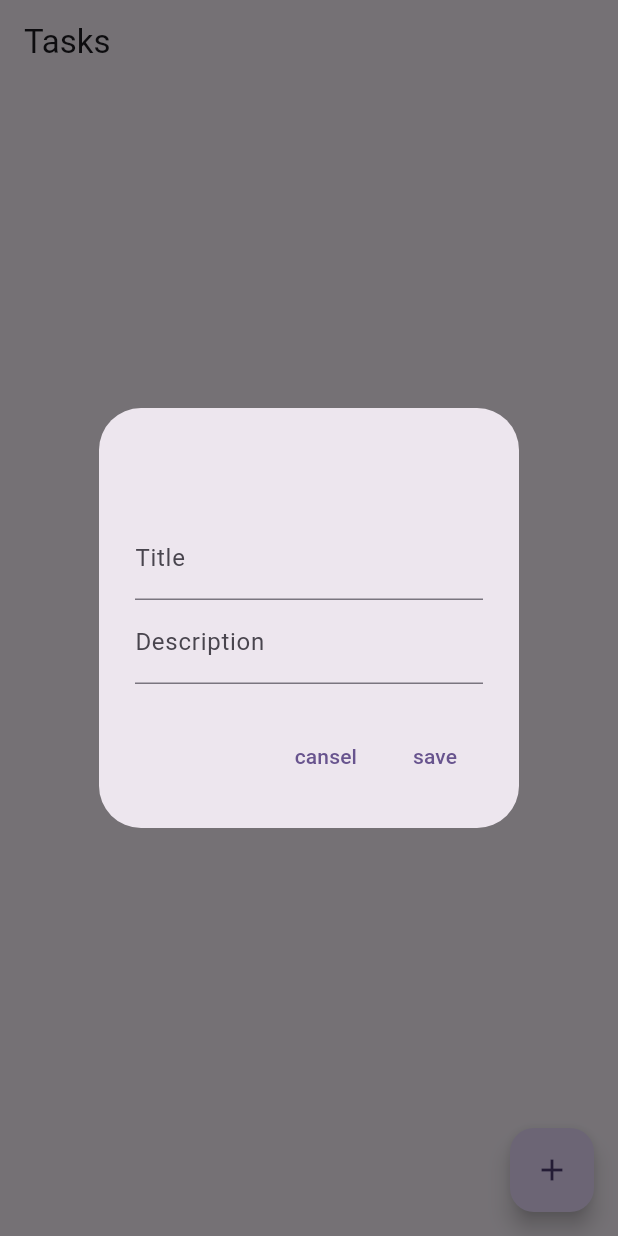
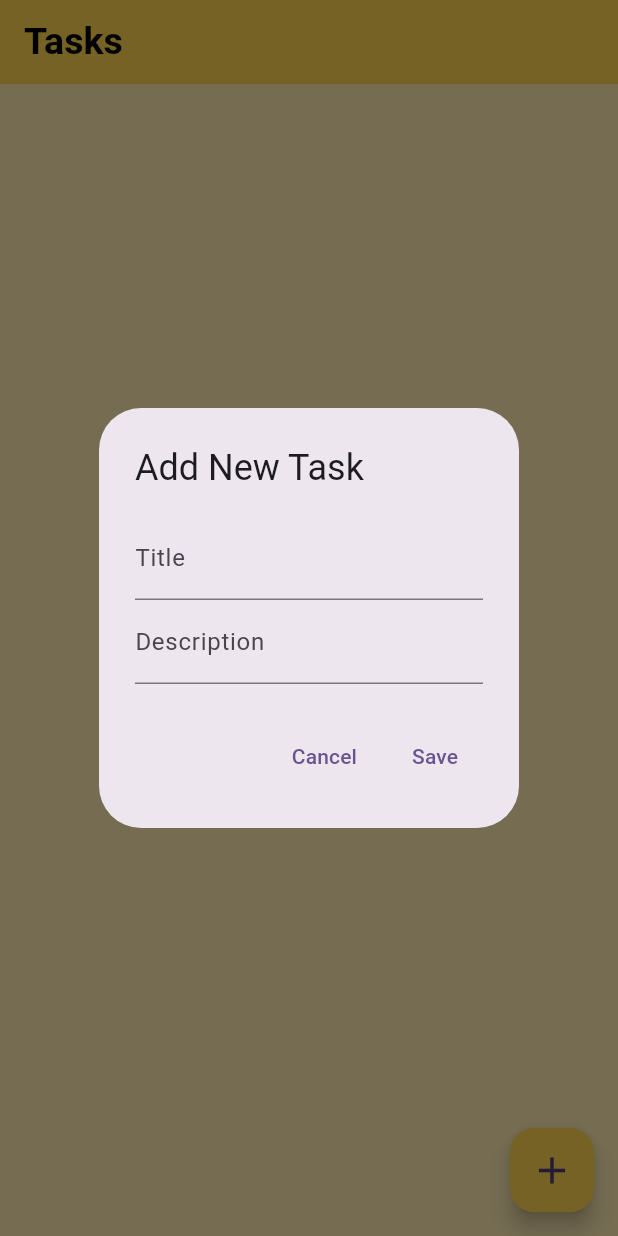
Before and after one commit to dilanranasinghe96/task-manage-app, a Flutter app: the screen it shows after launch, after a tap on the "add" icon, on a phone screen of 412 x 824 dp. Run offline on Flutter 3.47's test engine with Material 3 defaults, Android fonts, the light colour scheme and no system bars; our stand-ins replace sqflite; accounts and stored records are empty.

Commit message:
Task app is done

```diff
--- /dev/null
+++ b/task_manage_app/lib/components/custom_text.dart
@@ -0,0 +1,25 @@
+import 'package:flutter/material.dart';
+
+class CustomText extends StatelessWidget {
+  CustomText(
+      {super.key,
+      required this.text,
+      required this.color,
+      required this.fsize,
+      required this.fweight});
+
+  String text;
+  Color color;
+  double fsize;
+  FontWeight fweight;
+
+  @override
+  Widget build(BuildContext context) {
+    return Text(text,
+        style: TextStyle(
+            decoration: TextDecoration.none,
+            color: color,
+            fontSize: fsize,
+            fontWeight: fweight));
+  }
+}
--- a/task_manage_app/lib/database/db_connection.dart
+++ /dev/null
@@ -1,55 +0,0 @@
-import 'dart:io' as io;
-
-import 'package:path/path.dart';
-import 'package:path_provider/path_provider.dart';
-import 'package:sqflite/sqflite.dart';
-
-import '../models/task_model.dart';
-
-class DatabaseConnection {
-  static Database? _db;
-
-  Future<Database?> get db async {
-    if (_db != null) {
-      return _db;
-    }
-    _db = await initDatabase();
-    return null;
-  }
-
-  initDatabase() async {
-    io.Directory documentDirectory = await getApplicationDocumentsDirectory();
-    String path = join(documentDirectory.path, 'task_DB');
-    var db = await openDatabase(path, version: 1, onCreate: _createDatabase);
-    return db;
-  }
-
-  _createDatabase(Database db, int version) async {
-    await db.execute(
-        "CREATE TABLE tasks(id INTEGER PRIMARY KEY AUTOINCREMENT,title TEXT NOT NULL,desc TEXT NOT NULL,dataAndTime TEXT NOT NULL)");
-  }
-
-  Future<TaskModel> insert(TaskModel taskModel) async {
-    var dbClient = await db;
-    await dbClient?.insert('tasks', taskModel.toMap());
-    return taskModel;
-  }
-
-  Future<List<TaskModel>> getTaskList() async {
-    await db;
-    final List<Map<String, Object?>> QueryResult =
-        await _db!.rawQuery("SELECT * FROM tasks");
-    return QueryResult.map((e) => TaskModel.fromMap(e)).toList();
-  }
-
-  Future<int> delete(int id) async {
-    var dbClient = await db;
-    return await dbClient!.delete('tasks', where: 'id = ?', whereArgs: [id]);
-  }
-
-  Future<int> update(TaskModel taskModel) async {
-    var dbClient = await db;
-    return await dbClient!.update('tasks', taskModel.toMap(),
-        where: 'id = ?', whereArgs: [taskModel.id]);
-  }
-}
--- /dev/null
+++ b/task_manage_app/lib/db/database_connection.dart
@@ -0,0 +1,20 @@
+import 'package:path/path.dart';
+import 'package:path_provider/path_provider.dart';
+import 'package:sqflite/sqflite.dart';
+
+//Create database connection
+class DatabaseConnection {
+  setDatabase() async {
+    var directory = await getApplicationDocumentsDirectory();
+    var path = join(directory.path, 'tasks_db');
+    var database =
+        await openDatabase(path, version: 1, onCreate: _onCreatingDatabase);
+    return database;
+  }
+
+  //Create database
+  _onCreatingDatabase(Database database, int version) async {
+    await database.execute(
+        "CREATE TABLE tasks(id INTEGER PRIMARY KEY AUTO INCREMENT,title TEXT,description TEXT)");
+  }
+}
--- /dev/null
+++ b/task_manage_app/lib/db/get_database.dart
@@ -0,0 +1,55 @@
+import 'package:sqflite/sqflite.dart';
+import 'package:task_manage_app/db/database_connection.dart';
+
+class GetDatabase {
+  DatabaseConnection? _databaseConnection;
+
+  GetDatabase() {
+    _databaseConnection = DatabaseConnection();
+  }
+
+  static Database? _database;
+
+  Future<Database?> get database async {
+    if (_database != null) return _database;
+
+    _database = await _databaseConnection!.setDatabase();
+    return _database;
+  }
+
+  //Insert task data
+  insertData(table, data) async {
+    var connection = await database;
+    return await connection!.insert(table, data);
+  }
+
+  //Read tasks data
+  readData(table) async {
+    var connection = await database;
+    return await connection!.query(table);
+  }
+
+  readTaskById(table, itemId) async {
+    var connection = await database;
+    return await connection?.query(table, where: 'id = ?', whereArgs: [itemId]);
+  }
+
+  //Update tasks
+  updateData(table, data) async {
+    var connection = await database;
+    return await connection
+        ?.update(table, data, where: 'id = ?', whereArgs: [data['id']]);
+  }
+
+  //Delete tasks
+  deleteData(table, itemId) async {
+  var connection = await database;
+
+  return await connection?.rawDelete(
+    "DELETE FROM $table WHERE id = ?",
+    [itemId],
+  );
+}
+
+
+}
--- a/task_manage_app/lib/main.dart
+++ b/task_manage_app/lib/main.dart
@@ -1,15 +1,11 @@
-import 'package:device_preview/device_preview.dart';
-import 'package:flutter/foundation.dart';
 import 'package:flutter/material.dart';
+import 'package:task_manage_app/splash%20screen/splash_screen.dart';
 
 import 'screens/homepage.dart';
 
 void main() {
   runApp(
-    DevicePreview(
-      enabled: !kReleaseMode,
-      builder: (context) => const MyApp(), // Wrap your app
-    ),
+    const MyApp(),
   );
 }
 
@@ -26,6 +22,6 @@ class MyApp extends StatelessWidget {
           colorScheme: ColorScheme.fromSeed(seedColor: Colors.deepPurple),
           useMaterial3: true,
         ),
-        home: const HomePage());
+        home: const SplashScreen());
   }
 }
--- a/task_manage_app/lib/models/task_model.dart
+++ /dev/null
@@ -1,18 +0,0 @@
-class TaskModel {
-  final int? id;
-  final String? title;
-  final String? desc;
-  final String? dataAndTime;
-
-  TaskModel({this.id, this.title, this.desc, this.dataAndTime});
-
-  TaskModel.fromMap(Map<String, dynamic> res)
-      : id = res['id'],
-        title = res['title'],
-        desc = res['desc'],
-        dataAndTime = res['dataAndTime'];
-
-  Map<String, Object?> toMap() {
-    return {"id": id, "title": title, "desc": desc, "dataAndTime": dataAndTime};
-  }
-}
--- /dev/null
+++ b/task_manage_app/lib/models/tasks.dart
@@ -0,0 +1,14 @@
+class Tasks {
+  int? id;
+  String? title;
+  String? description;
+
+  taskMap() {
+    var mapping = <String, dynamic>{};
+    mapping['id'] = id;
+    mapping['title'] = title;
+    mapping['description'] = description;
+
+    return mapping;
+  }
+}
--- a/task_manage_app/lib/screens/homepage.dart
+++ b/task_manage_app/lib/screens/homepage.dart
@@ -1,7 +1,9 @@
 import 'package:flutter/material.dart';
+import 'package:task_manage_app/components/custom_text.dart';
+import 'package:task_manage_app/screens/task_details_page.dart';
+import 'package:task_manage_app/services/task_service.dart';
 
-import '../database/db_connection.dart';
-import '../models/task_model.dart';
+import '../models/tasks.dart';
 
 class HomePage extends StatefulWidget {
   const HomePage({super.key});
@@ -11,23 +13,49 @@ class HomePage extends StatefulWidget {
 }
 
 class _HomePageState extends State<HomePage> {
-  DatabaseConnection? databaseConnection;
-  late Future<List<TaskModel>> tasksList;
-
   final TextEditingController _titleController = TextEditingController();
   final TextEditingController _desController = TextEditingController();
+
+  final TextEditingController _editTitleController = TextEditingController();
+  final TextEditingController _editDesController = TextEditingController();
+
+  final _tasks = Tasks();
+  final _taskService = TaskService();
+
+  List<Tasks> _taskList = [];
 
   @override
   void initState() {
     super.initState();
-    databaseConnection = DatabaseConnection();
-    loadData();
+    getAllTasks();
   }
 
-  loadData() async {
-    tasksList = databaseConnection!.getTaskList();
+  getAllTasks() async {
+    _taskList = [];
+    var tasks = await _taskService.readTasks();
+    tasks.forEach((task) {
+      setState(() {
+        var taskModel = Tasks();
+        taskModel.title = task['title'];
+        taskModel.description = task['description'];
+        taskModel.id = task['id'];
+        _taskList.add(taskModel);
+      });
+    });
   }
 
+  editTask(BuildContext context, taskId) async {
+    var task = await _taskService.readTaskById(taskId);
+
+    setState(() {
+      _editTitleController.text = task[0]['title'] ?? "No Title";
+      _editDesController.text = task[0]['description'] ?? "No Description";
+    });
+
+    _editFormDialog(context, task[0]['id']);
+  }
+
+  // Show the add task dialog
   _showFormDialog(BuildContext context) {
     return showDialog(
       context: context,
@@ -37,10 +65,28 @@ class _HomePageState extends State<HomePage> {
           actions: <Widget>[
             TextButton(
                 onPressed: () => Navigator.pop(context),
-                  child: const Text('cansel')),
-              TextButton(onPressed: () async {}, child: const Text('save'))
+                child: const Text('Cancel')),
+            TextButton(
+                onPressed: () async {
+                  if (_titleController.text.isEmpty ||
+                      _desController.text.isEmpty) {
+                    print('Title or description cannot be empty');
+                    return;
+                  }
+
+                  _tasks.title = _titleController.text;
+                  _tasks.description = _desController.text;
+                  var result = await _taskService.saveTask(_tasks);
+                  print(result);
+
+                  getAllTasks();
+                  _titleController.clear();
+                  _desController.clear();
+                  Navigator.pop(context);
+                },
+                child: const Text('Save'))
           ],
-            title: const Text(''),
+          title: const Text('Add New Task'),
           content: SingleChildScrollView(
             child: Column(
               children: <Widget>[
@@ -52,30 +98,158 @@ class _HomePageState extends State<HomePage> {
                 TextField(
                   controller: _desController,
                   decoration: const InputDecoration(
-                        hintText: 'Enter description',
-                        labelText: 'Description'),
+                      hintText: 'Enter description', labelText: 'Description'),
                 )
               ],
             ),
           ),
         );
-        });
+      },
+    );
+  }
+
+  // Show the edit form dialog
+  _editFormDialog(BuildContext context, int taskId) {
+    return showDialog(
+      context: context,
+      barrierDismissible: true,
+      builder: (param) {
+        return AlertDialog(
+          actions: <Widget>[
+            TextButton(
+                onPressed: () => Navigator.pop(context),
+                child: const Text('Cancel')),
+            TextButton(
+                onPressed: () async {
+                  if (_editTitleController.text.isEmpty ||
+                      _editDesController.text.isEmpty) {
+                    print('Title or description cannot be empty');
+                    return;
+                  }
+                  _tasks.id = taskId;
+                  _tasks.title = _editTitleController.text;
+                  _tasks.description = _editDesController.text;
+
+                  var result = await _taskService.updateTask(_tasks);
+                  if (result > 0) {
+                    print('Task updated');
+                    getAllTasks();
+
+                    Navigator.pop(context);
+                  }
+                },
+                child: const Text('Update'))
+          ],
+          title: const Text('Edit Task'),
+          content: SingleChildScrollView(
+            child: Column(
+              children: <Widget>[
+                TextField(
+                  controller: _editTitleController,
+                  decoration: const InputDecoration(
+                      hintText: 'Enter title', labelText: 'Title'),
+                ),
+                TextField(
+                  controller: _editDesController,
+                  decoration: const InputDecoration(
+                      hintText: 'Enter description', labelText: 'Description'),
+                )
+              ],
+            ),
+          ),
+        );
+      },
+    );
+  }
+
+  // show delete dialog
+  _deleteFormDialog(BuildContext context, Tasks task) {
+    return showDialog(
+      context: context,
+      barrierDismissible: true,
+      builder: (param) {
+        return AlertDialog(
+          actions: <Widget>[
+            TextButton(
+                onPressed: () => Navigator.pop(context),
+                child: const Text('Cancel')),
+            TextButton(
+                onPressed: () async {
+                  var result = await _taskService.deleteTask(task);
+                  if (result > 0) {
+                    print('Task deleted');
+                    getAllTasks();
+                    Navigator.pop(context);
+                  }
+                },
+                child: const Text('Delete'))
+          ],
+          title: const Text('Delete Task'),
+        );
+      },
+    );
   }
 
   @override
   Widget build(BuildContext context) {
     return Scaffold(
+      backgroundColor: Colors.amber.shade100,
       appBar: AppBar(
-        title: const Text('Tasks'),
+          backgroundColor: Colors.amber.shade300,
+          automaticallyImplyLeading: false,
+          title: CustomText(
+              text: 'Tasks',
+              color: Colors.black,
+              fsize: 25,
+              fweight: FontWeight.bold)),
+      body: ListView.builder(
+        itemCount: _taskList.length,
+        itemBuilder: (context, index) {
+          var task = _taskList[index];
+          return Card(
+            color: Colors.amber.shade200,
+            child: ListTile(
+                onTap: () {
+                  Navigator.push(
+                      context,
+                      MaterialPageRoute(
+                        builder: (context) => TaskDetailsPage(
+                          title: task.title ?? 'No Title',
+                          description: task.description ?? 'No Description',
                         ),
-      body: const Center(
-        child: Text('Wecome to tasks page'),
+                      ));
+                },
+                trailing: IconButton(
+                    onPressed: () {
+                      _deleteFormDialog(context, task);
+                    },
+                    icon: const Icon(
+                      Icons.delete,
+                      color: Colors.red,
+                    )),
+                leading: IconButton(
+                  onPressed: () {
+                    editTask(context, _taskList[index].id);
+                  },
+                  icon: const Icon(Icons.edit),
+                ),
+                title: CustomText(
+                    text: task.title ?? 'No Title',
+                    color: Colors.black,
+                    fsize: 20,
+                    fweight: FontWeight.w400)),
+          );
+        },
       ),
       floatingActionButton: FloatingActionButton(
+        backgroundColor: Colors.amber.shade300,
         onPressed: () {
           _showFormDialog(context);
         },
-        child: const Icon(Icons.add),
+        child: const Icon(
+          Icons.add,
+          size: 30,
+        ),
       ),
     );
   }
--- /dev/null
+++ b/task_manage_app/lib/services/task_service.dart
@@ -0,0 +1,33 @@
+import '../db/get_database.dart';
+import '../models/tasks.dart';
+
+class TaskService {
+  GetDatabase? _getDatabase;
+
+  TaskService() {
+    _getDatabase = GetDatabase();
+  }
+
+  Future<int> saveTask(Tasks tasks) async {
+    return await _getDatabase?.insertData('tasks', tasks.taskMap()) ??
+        Future.error('Database not initialized');
+  }
+
+  readTasks() async {
+    return await _getDatabase?.readData('tasks');
+  }
+
+  readTaskById(taskId) async {
+    return await _getDatabase?.readTaskById('tasks', taskId);
+  }
+
+  updateTask(Tasks tasks) async {
+    return await _getDatabase?.updateData('tasks', tasks.taskMap());
+  }
+
+ deleteTask(Tasks task) async {
+  return await _getDatabase?.deleteData('tasks', task.id);
+}
+
+
+}
--- /dev/null
+++ b/task_manage_app/lib/splash screen/splash_screen.dart
@@ -0,0 +1,41 @@
+import 'package:flutter/material.dart';
+import 'package:task_manage_app/screens/homepage.dart';
+
+import '../components/custom_text.dart';
+
+class SplashScreen extends StatefulWidget {
+  const SplashScreen({super.key});
+
+  @override
+  State<SplashScreen> createState() => _SplashScreenState();
+}
+
+class _SplashScreenState extends State<SplashScreen> {
+  @override
+  void initState() {
+    // TODO: implement initState
+    super.initState();
+    Future.delayed(const Duration(seconds: 3), () {
+      Navigator.push(
+          context,
+          MaterialPageRoute(
+            builder: (context) => const HomePage(),
+          ));
+    });
+  }
+
+  @override
+  Widget build(BuildContext context) {
+    final size = MediaQuery.of(context).size;
+    return Scaffold(
+      backgroundColor: Colors.amber.shade100,
+      body: Center(
+        child: CustomText(
+            text: 'Task Manage App',
+            color: Colors.black,
+            fsize: 30,
+            fweight: FontWeight.bold),
+      ),
+    );
+  }
+}
--- a/task_manage_app/pubspec.yaml
+++ b/task_manage_app/pubspec.yaml
@@ -36,8 +36,8 @@ dependencies:
   # Use with the CupertinoIcons class for iOS style icons.
   cupertino_icons: ^1.0.8
   device_preview: ^1.2.0
-  path_provider: ^2.1.5
-  sqflite: ^2.4.1
+  path_provider: any
+  sqflite: any
   intl: ^0.19.0
 
 dev_dependencies:
```
Also changed, not shown: task_manage_app/lib/screens/task_details_page.dart (added, +62 -0 lines), 3 other files. Lines whose indentation alone changed are shown as unchanged.
